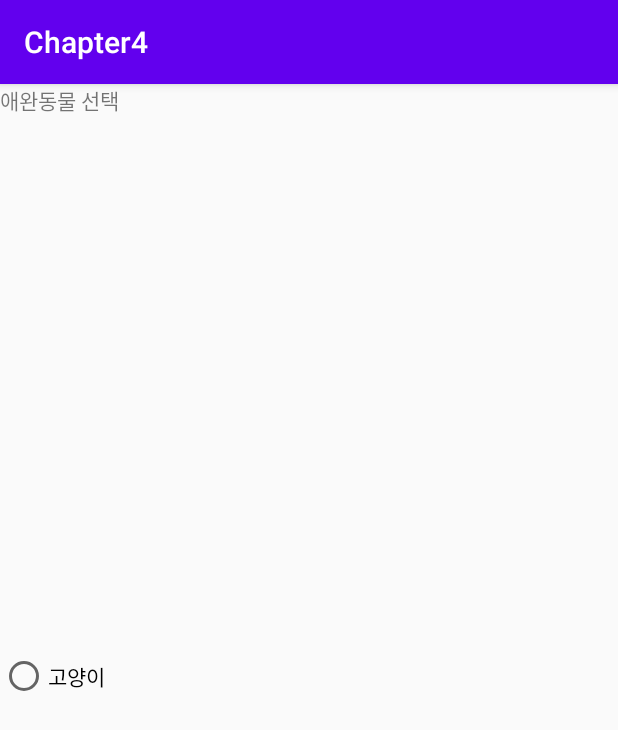
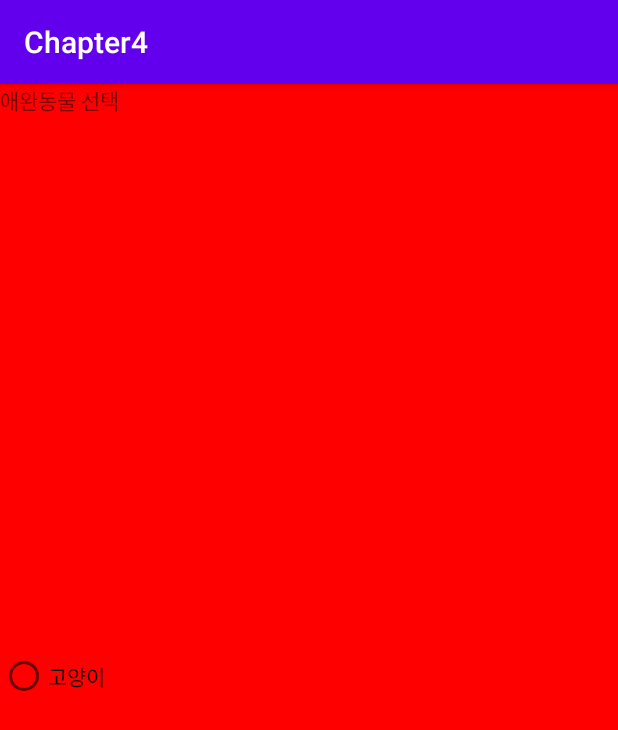
Before and after one commit to DongGeon0908/Android_Study, an Android app: the screen it shows after launch (MainActivity), on a phone screen of 412 x 824 dp. Shown: the top 730 px of the screen. Run offline under Robolectric (Android 15) with nearby library versions, the light colour scheme and no system bars.

Commit message:
9월 14일 강의 정리

```diff
--- a/Chapter4/app/src/main/res/layout/activity_main.xml
+++ b/Chapter4/app/src/main/res/layout/activity_main.xml
@@ -5,6 +5,7 @@
     android:layout_width="match_parent"
     android:layout_height="match_parent"
     android:orientation="vertical"
+    android:background="#ff0000"
     tools:context=".MainActivity">
 
     <TextView
```
Also changed, not shown: 1 other file.
